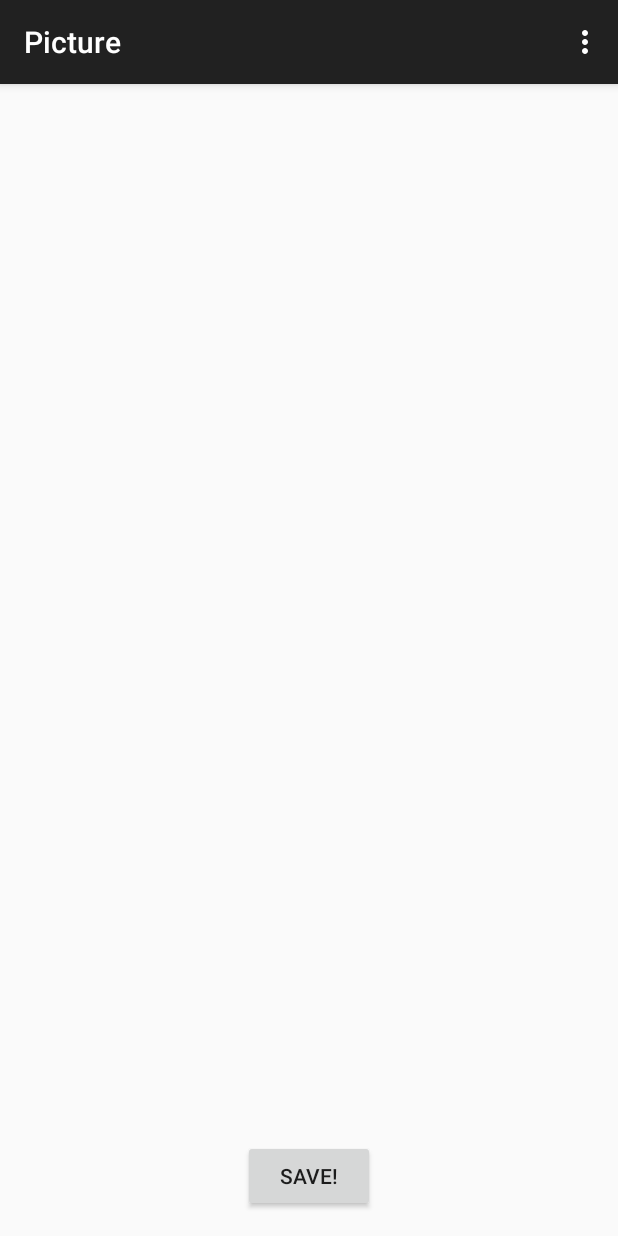
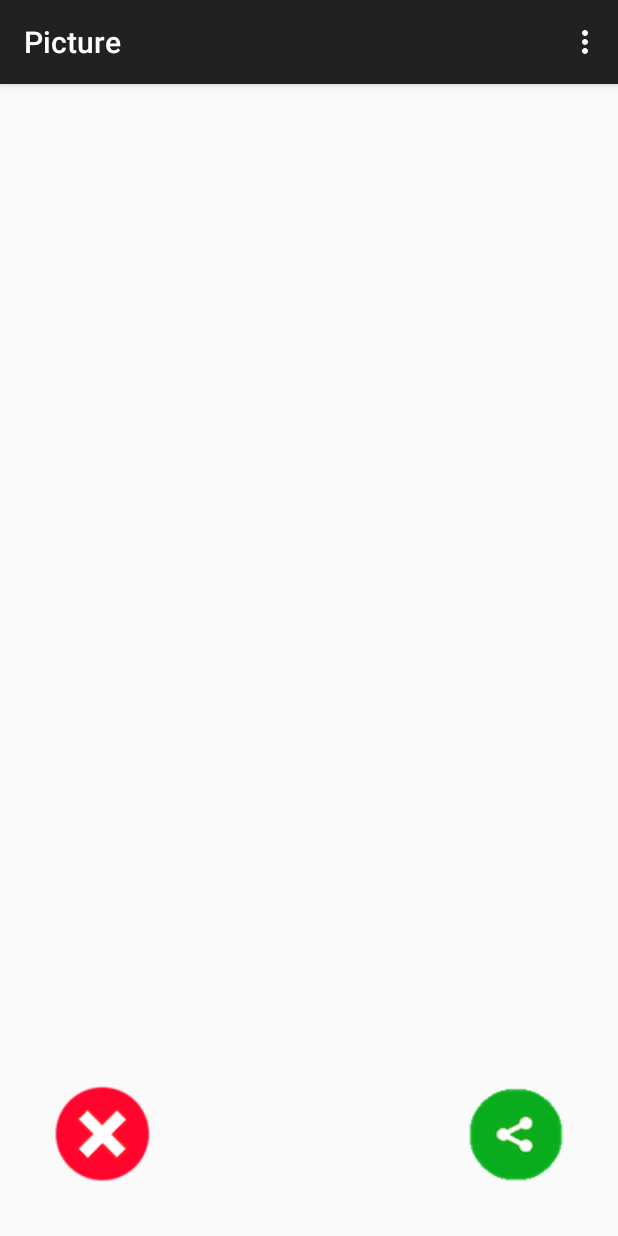
Before and after one commit to dmonroym/TheSelfieStudio, an Android app: the Picture screen opened directly, with no data from a screen before it, on a phone screen of 412 x 824 dp. Run offline under Robolectric (Android 15) with nearby library versions, the phone set to English and light mode, and no system bars; libraries missing offline, so code that uses them is left out: com.facebook, com.facebook.share; 2 statements that could not run were skipped.

Commit message:
working on adding buttons

```diff
--- a/app/src/main/java/com/cs371m/theselfiestudio/MainActivity.java
+++ b/app/src/main/java/com/cs371m/theselfiestudio/MainActivity.java
@@ -30,7 +30,7 @@ public class MainActivity extends ActionBarActivity {
         callbackManager = CallbackManager.Factory.create();
         setContentView(R.layout.activity_main);
         setTitle(R.string.app_name);
-        //profile = Profile.getCurrentProfile();
+        profile = Profile.getCurrentProfile();
     }
 
     /*Method called when Camera button is clicked, opens a new Activity called Picture, and allows user to
--- a/app/src/main/res/layout/activity_picture.xml
+++ b/app/src/main/res/layout/activity_picture.xml
@@ -12,13 +12,28 @@
         android:id="@+id/imageView"
         android:layout_centerHorizontal="true" />
 
-    <Button
+    <ImageButton
+        android:id="@+id/cancel"
         android:layout_width="wrap_content"
         android:layout_height="wrap_content"
-        android:text="Save!"
-        android:id="@+id/button"
+        android:src="@drawable/cancel"
         android:layout_alignParentBottom="true"
-        android:layout_centerHorizontal="true"
-        android:onClick="saveToPhone"/>
+        android:background="@null"
+        android:layout_alignParentLeft="true"
+        android:scaleType="fitCenter"
+        android:padding="20dip"
+        android:onClick="leftButtonClicked" />
+
+    <ImageButton
+        android:id="@+id/upload"
+        android:layout_width="wrap_content"
+        android:layout_height="wrap_content"
+        android:src="@drawable/share"
+        android:layout_alignParentBottom="true"
+        android:background="@null"
+        android:layout_alignParentRight="true"
+        android:scaleType="fitCenter"
+        android:padding="20dip"
+        android:onClick="rightButtonClicked" />
 
 </RelativeLayout>
```
Also changed, not shown: app/src/main/java/com/cs371m/theselfiestudio/Picture.java (+128 -105 lines), app/src/main/res/drawable/cancel.png, app/src/main/res/drawable/share.png.
